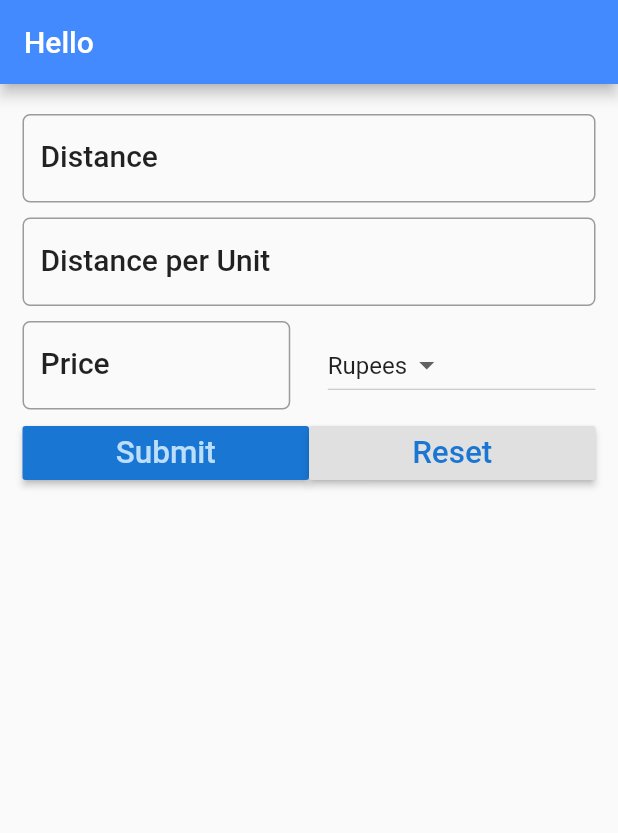
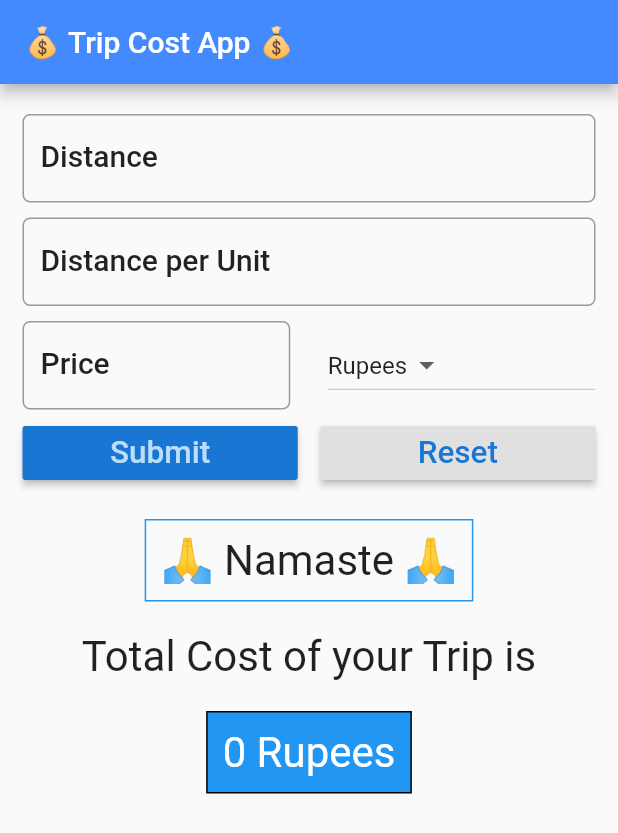
Before and after one commit to deepamgupta/trip_cost_app, a Flutter app: the screen it shows after launch, after a tap on "Submit", on a phone screen of 412 x 824 dp. Shown: the top 833 px of the screen. Run offline on Flutter 3.47's test engine with Material 2 defaults, Android fonts, the phone set to English and light mode, and no system bars.

```diff
--- a/lib/main.dart
+++ b/lib/main.dart
@@ -7,6 +7,7 @@ class MyApp extends StatelessWidget {
   @override
   Widget build(BuildContext context) {
     return MaterialApp(
+      debugShowCheckedModeBanner: false,
       title: 'Trip Cost Calculator',
       theme: ThemeData(
         primarySwatch: Colors.blue,
@@ -22,7 +23,7 @@ class FuelForm extends StatefulWidget {
 }
 
 class _FuelFormState extends State<FuelForm> {
-  String result = '';
+  String result = '0';
   final _currencies = ['Rupees', 'Dollars', 'Pounds'];
   String _currency = 'Rupees';
   TextEditingController distanceController = TextEditingController();
@@ -35,11 +36,13 @@ class _FuelFormState extends State<FuelForm> {
     TextStyle textStyle = Theme.of(context).textTheme.title;
 
     return Scaffold(
+      resizeToAvoidBottomInset: false,
       appBar: AppBar(
-        title: Text("Hello"),
+        title: Text("💰 Trip Cost App 💰"),
         backgroundColor: Colors.blueAccent,
       ),
-      body: Container(
+      body: SingleChildScrollView(
+        child: Container(
           padding: EdgeInsets.all(15.0),
           child: Column(
             children: <Widget>[
@@ -86,8 +89,8 @@ class _FuelFormState extends State<FuelForm> {
                 ),
               ),
               Padding(
-                padding:
-                    EdgeInsets.only(top: _formDistance, bottom: _formDistance),
+                  padding: EdgeInsets.only(
+                      top: _formDistance, bottom: _formDistance),
                   child: Row(
                     children: <Widget>[
                       Expanded(
@@ -145,13 +148,16 @@ class _FuelFormState extends State<FuelForm> {
                       ),
                     ),
                   ),
+                  Container(
+                    width: 15.0,
+                  ),
                   Expanded(
                     child: RaisedButton(
                       color: Theme.of(context).buttonColor,
                       textColor: Theme.of(context).primaryColorDark,
                       onPressed: () {
                         setState(() {
-                        result = _reset();
+                          _reset();
                         });
                       },
                       child: Text(
@@ -162,8 +168,41 @@ class _FuelFormState extends State<FuelForm> {
                   ),
                 ],
               ),
-            Text(result)
+              Container(
+                padding: EdgeInsets.all(10.0),
+                decoration: BoxDecoration(
+                  border: Border.all(color: Colors.blue),
+                ),
+                margin: EdgeInsets.only(top: 20.0),
+                child: Text(
+                  "🙏 Namaste 🙏",
+                  textScaleFactor: 2.0,
+                ),
+              ),
+              Container(
+                margin: EdgeInsets.only(top: 20.0),
+                child: Text(
+                  "Total Cost of your Trip is",
+                  textScaleFactor: 2.0,
+                ),
+              ),
+              Container(
+                decoration: BoxDecoration(
+                    border: Border.all(color: Colors.black),
+                    color: Colors.blue),
+                // color: Colors.blue,
+                margin: EdgeInsets.only(top: 20.0),
+                child: Padding(
+                  padding: EdgeInsets.all(10.0),
+                  child: Text(
+                    result + ' ' + _currency,
+                    style: TextStyle(color: Colors.white),
+                    textScaleFactor: 2.0,
+                  ),
+                ),
+              ),
             ],
+          ),
         ),
       ),
     );
@@ -180,10 +219,7 @@ class _FuelFormState extends State<FuelForm> {
     double _fuelCost = double.parse(avgController.text);
     double _consumption = double.parse(priceController.text);
     double _totalCost = _distance / _consumption * _fuelCost;
-    String _result = 'The total cost of your trip is ' +
-        _totalCost.toStringAsFixed(2) +
-        ' ' +
-        _currency;
+    String _result = _totalCost.toStringAsFixed(2);
     return _result;
   }
 
@@ -191,8 +227,6 @@ class _FuelFormState extends State<FuelForm> {
     distanceController.text = '';
     avgController.text = '';
     priceController.text = '';
-    setState(() {
-      result = '';
-    });
+    result = '0';
   }
 }
```
Lines whose indentation alone changed are shown as unchanged.
